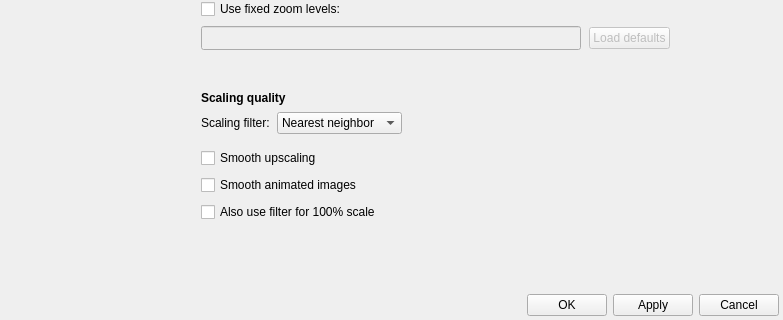
First picture: the form in qimgv/gui/dialogs/settingsdialog.ui, repository hadoooooouken/qimgv-plus, before the edit; both pictures show x 0 to 783 and y 421 to 741 of the 783 by 741 pixel window.
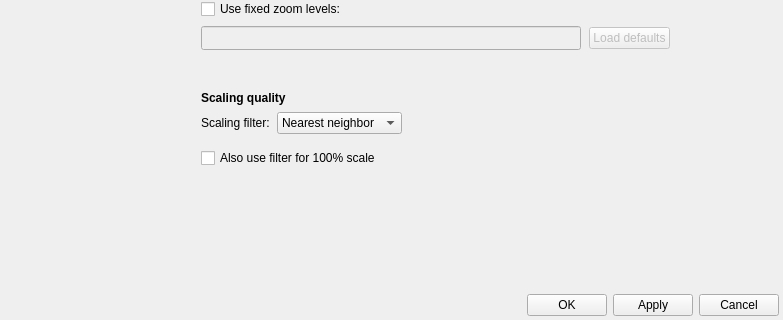
Second picture: the form after the edit. The open tabs and pages were chosen to show the change. Custom widgets are drawn as their Qt base class.

```diff
--- a/qimgv/gui/dialogs/settingsdialog.ui
+++ b/qimgv/gui/dialogs/settingsdialog.ui
@@ -2586,47 +2586,7 @@
                     </property>
                    </widget>
                   </item>
-                  <item>
-                   <widget class="QCheckBox" name="smoothUpscalingCheckBox">
-                    <property name="sizePolicy">
-                     <sizepolicy hsizetype="MinimumExpanding" vsizetype="Minimum">
-                      <horstretch>0</horstretch>
-                      <verstretch>0</verstretch>
-                     </sizepolicy>
-                    </property>
-                    <property name="minimumSize">
-                     <size>
-                      <width>0</width>
-                      <height>0</height>
-                     </size>
-                    </property>
-                    <property name="toolTip">
-                     <string>When unchecked, nearest neighbor algorithm will be used for upscaling.</string>
-                    </property>
-                    <property name="text">
-                     <string>Smooth upscaling</string>
-                    </property>
-                   </widget>
-                  </item>
-                  <item>
-                   <widget class="QCheckBox" name="smoothAnimatedImagesCheckBox">
-                    <property name="sizePolicy">
-                     <sizepolicy hsizetype="MinimumExpanding" vsizetype="Minimum">
-                      <horstretch>0</horstretch>
-                      <verstretch>0</verstretch>
-                     </sizepolicy>
-                    </property>
-                    <property name="minimumSize">
-                     <size>
-                      <width>0</width>
-                      <height>0</height>
-                     </size>
-                    </property>
-                    <property name="text">
-                     <string>Smooth animated images</string>
-                    </property>
-                   </widget>
-                  </item>
+
                    <item>
                     <widget class="QCheckBox" name="applyFilterAt100CheckBox">
                      <property name="sizePolicy">
```
